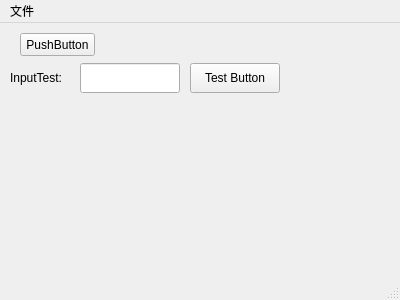
This is PyQt5_HelloWorld/GUI/HelloWorldMainWindow.ui in xautshuanglong/QtLearningRepository as Qt 5 draws it before an edit. The edited form follows.
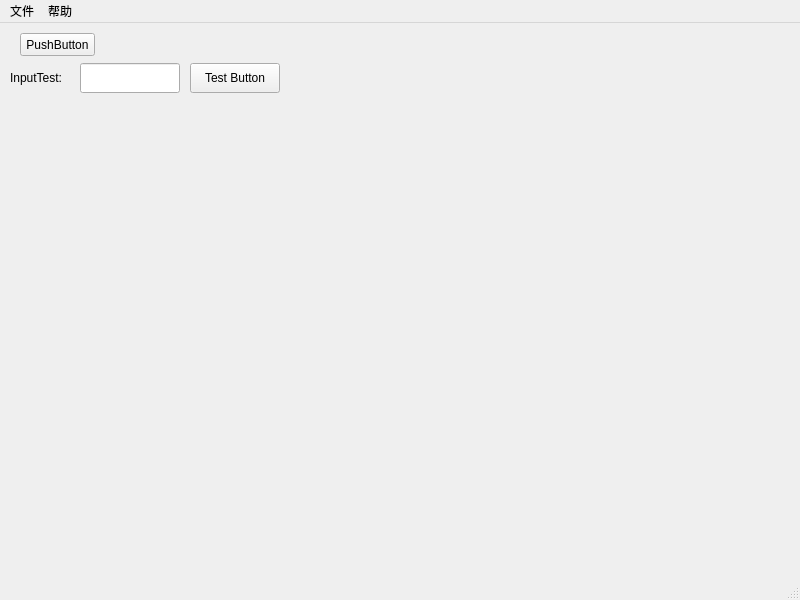
This is the edited form.

Commit message: 1. 添加关闭按钮图标； 2. 添加关于菜单项； 3. 调整关于界面尺寸策略。

```diff
--- a/PyQt5_HelloWorld/GUI/HelloWorldMainWindow.ui
+++ b/PyQt5_HelloWorld/GUI/HelloWorldMainWindow.ui
@@ -6,10 +6,16 @@
    <rect>
     <x>0</x>
     <y>0</y>
-    <width>400</width>
-    <height>300</height>
+    <width>800</width>
+    <height>600</height>
    </rect>
   </property>
+  <property name="minimumSize">
+   <size>
+    <width>600</width>
+    <height>400</height>
+   </size>
+  </property>
   <property name="windowTitle">
    <string>MainWindow</string>
   </property>
@@ -69,17 +75,24 @@
     <rect>
      <x>0</x>
      <y>0</y>
-     <width>400</width>
+     <width>800</width>
      <height>23</height>
     </rect>
    </property>
-   <widget class="QMenu" name="menu">
+   <widget class="QMenu" name="menuFile">
     <property name="title">
      <string>文件</string>
     </property>
     <addaction name="actionkk"/>
    </widget>
-   <addaction name="menu"/>
+   <widget class="QMenu" name="menuHelp">
+    <property name="title">
+     <string>帮助</string>
+    </property>
+    <addaction name="actionAbout"/>
+   </widget>
+   <addaction name="menuFile"/>
+   <addaction name="menuHelp"/>
   </widget>
   <widget class="QStatusBar" name="statusbar"/>
   <action name="actionkk">
```
Left out of the diff: 9 changed lines with no effect on the pictures. The commit also changes 7 other files.
